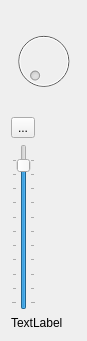
alexcoy257/lrnet, file src/rehearsalchef/channelStrip.ui: the form before one commit.
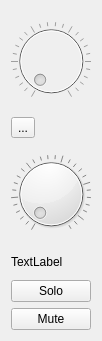
The form after the commit.

Commit message: Implemented Mute and Solo buttons, and changed QSlider to QDial

What changed in the file:
```diff
--- a/src/rehearsalchef/channelStrip.ui
+++ b/src/rehearsalchef/channelStrip.ui
@@ -6,7 +6,7 @@
    <rect>
     <x>0</x>
     <y>0</y>
-    <width>87</width>
+    <width>98</width>
     <height>341</height>
    </rect>
   </property>
@@ -20,6 +20,30 @@
    <string>Form</string>
   </property>
   <layout class="QGridLayout" name="gridLayout">
+   <item row="4" column="0">
+    <widget class="QPushButton" name="cs_soloButton">
+     <property name="text">
+      <string>Solo</string>
+     </property>
+     <property name="checkable">
+      <bool>true</bool>
+     </property>
+    </widget>
+   </item>
+   <item row="1" column="0">
+    <widget class="QToolButton" name="cs_compButton">
+     <property name="text">
+      <string>...</string>
+     </property>
+    </widget>
+   </item>
+   <item row="3" column="0">
+    <widget class="QLabel" name="cs_cName">
+     <property name="text">
+      <string>TextLabel</string>
+     </property>
+    </widget>
+   </item>
    <item row="0" column="0">
     <widget class="QDial" name="cs_preGain">
      <property name="enabled">
@@ -50,22 +74,22 @@
       <bool>false</bool>
      </property>
      <property name="notchesVisible">
-      <bool>false</bool>
+      <bool>true</bool>
      </property>
     </widget>
    </item>
-   <item row="1" column="0">
-    <widget class="QToolButton" name="cs_compButton">
+   <item row="5" column="0">
+    <widget class="QPushButton" name="cs_muteButton">
      <property name="text">
-      <string>...</string>
+      <string>Mute</string>
+     </property>
+     <property name="checkable">
+      <bool>true</bool>
      </property>
     </widget>
    </item>
    <item row="2" column="0">
-    <widget class="QSlider" name="cs_postGain">
-     <property name="enabled">
-      <bool>true</bool>
-     </property>
+    <widget class="QDial" name="cs_postGain">
      <property name="toolTip">
       <string>Volume</string>
      </property>
@@ -75,21 +99,11 @@
      <property name="maximum">
       <number>10</number>
      </property>
-     <property name="orientation">
-      <enum>Qt::Vertical</enum>
+     <property name="value">
+      <number>-96</number>
      </property>
-     <property name="tickPosition">
-      <enum>QSlider::TicksBothSides</enum>
-     </property>
-     <property name="tickInterval">
-      <number>10</number>
-     </property>
-    </widget>
-   </item>
-   <item row="3" column="0">
-    <widget class="QLabel" name="cs_cName">
-     <property name="text">
-      <string>TextLabel</string>
+     <property name="notchesVisible">
+      <bool>true</bool>
      </property>
     </widget>
    </item>
```
Left out of the diff: 3 changed lines with no effect on the pictures. The commit also changes 11 other files.
